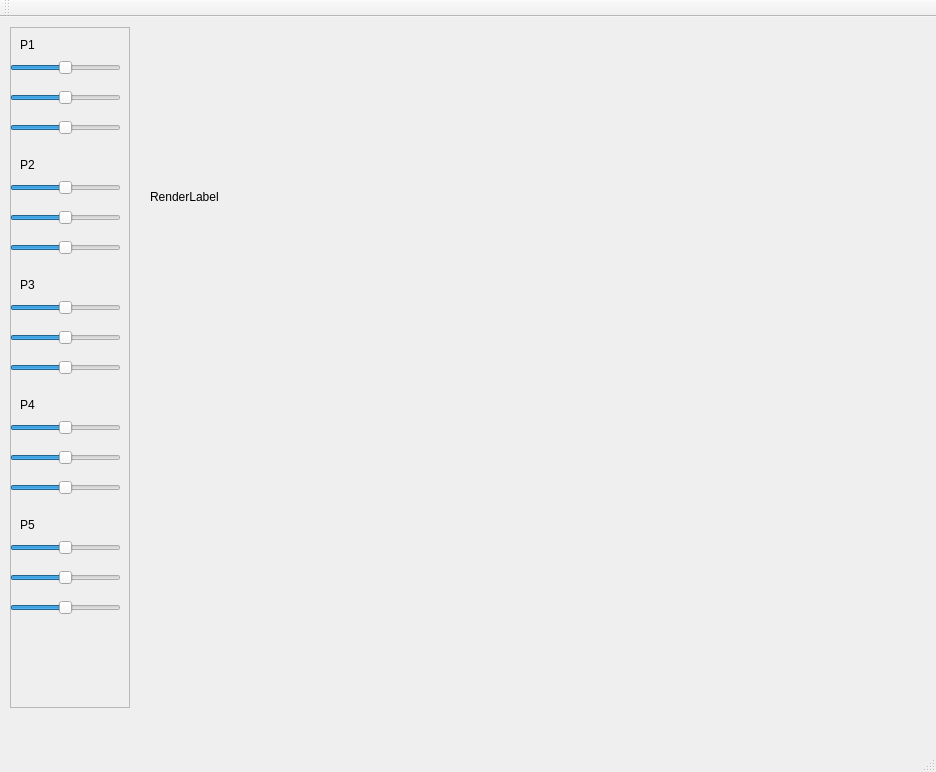
Qt form RenderrerMainWindow.ui (damibran/simple_qt_renderrer) before a commit.
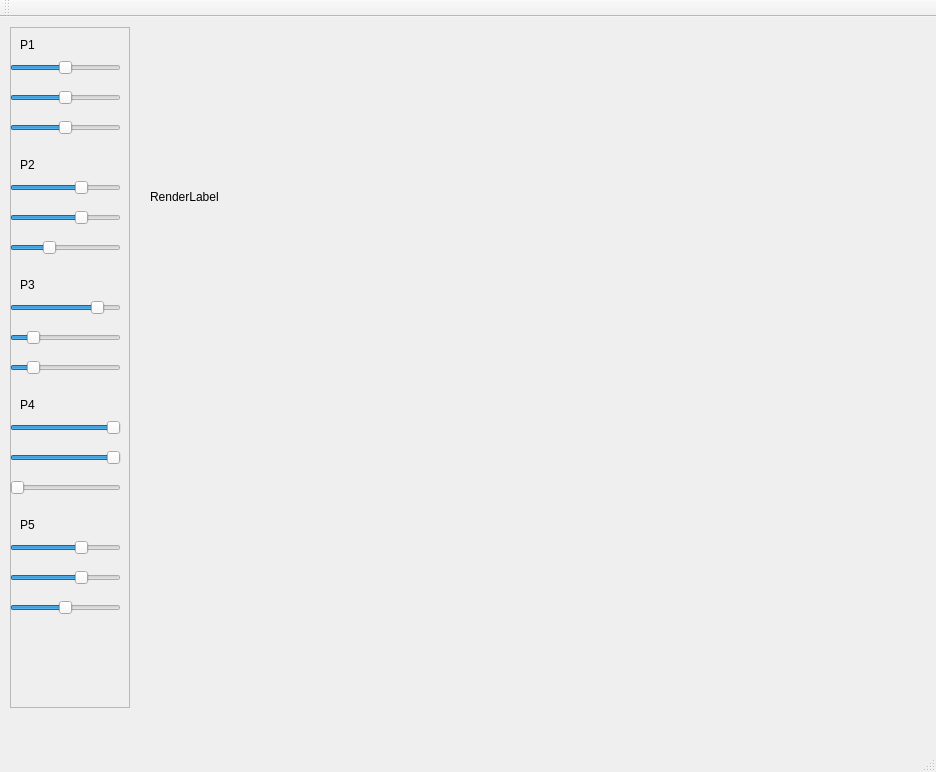
The same form after that commit.

Diff of the .ui file:
```diff
--- a/RenderrerMainWindow.ui
+++ b/RenderrerMainWindow.ui
@@ -149,6 +149,9 @@
       <property name="maximum">
        <number>30</number>
       </property>
+      <property name="value">
+       <number>10</number>
+      </property>
       <property name="orientation">
        <enum>Qt::Horizontal</enum>
       </property>
@@ -181,6 +184,9 @@
       <property name="maximum">
        <number>30</number>
       </property>
+      <property name="value">
+       <number>10</number>
+      </property>
       <property name="orientation">
        <enum>Qt::Horizontal</enum>
       </property>
@@ -200,6 +206,9 @@
       <property name="maximum">
        <number>30</number>
       </property>
+      <property name="value">
+       <number>-10</number>
+      </property>
       <property name="orientation">
        <enum>Qt::Horizontal</enum>
       </property>
@@ -229,6 +238,9 @@
       <property name="maximum">
        <number>30</number>
       </property>
+      <property name="value">
+       <number>20</number>
+      </property>
       <property name="orientation">
        <enum>Qt::Horizontal</enum>
       </property>
@@ -261,6 +273,9 @@
       <property name="maximum">
        <number>30</number>
       </property>
+      <property name="value">
+       <number>-20</number>
+      </property>
       <property name="orientation">
        <enum>Qt::Horizontal</enum>
       </property>
@@ -280,6 +295,9 @@
       <property name="maximum">
        <number>30</number>
       </property>
+      <property name="value">
+       <number>-20</number>
+      </property>
       <property name="orientation">
        <enum>Qt::Horizontal</enum>
       </property>
@@ -309,6 +327,9 @@
       <property name="maximum">
        <number>30</number>
       </property>
+      <property name="value">
+       <number>30</number>
+      </property>
       <property name="orientation">
        <enum>Qt::Horizontal</enum>
       </property>
@@ -341,6 +362,9 @@
       <property name="maximum">
        <number>30</number>
       </property>
+      <property name="value">
+       <number>30</number>
+      </property>
       <property name="orientation">
        <enum>Qt::Horizontal</enum>
       </property>
@@ -360,6 +384,9 @@
       <property name="maximum">
        <number>30</number>
       </property>
+      <property name="value">
+       <number>-30</number>
+      </property>
       <property name="orientation">
        <enum>Qt::Horizontal</enum>
       </property>
@@ -389,6 +416,9 @@
       <property name="maximum">
        <number>30</number>
       </property>
+      <property name="value">
+       <number>10</number>
+      </property>
       <property name="orientation">
        <enum>Qt::Horizontal</enum>
       </property>
@@ -421,6 +451,9 @@
       <property name="maximum">
        <number>30</number>
       </property>
+      <property name="value">
+       <number>10</number>
+      </property>
       <property name="orientation">
        <enum>Qt::Horizontal</enum>
       </property>
```
